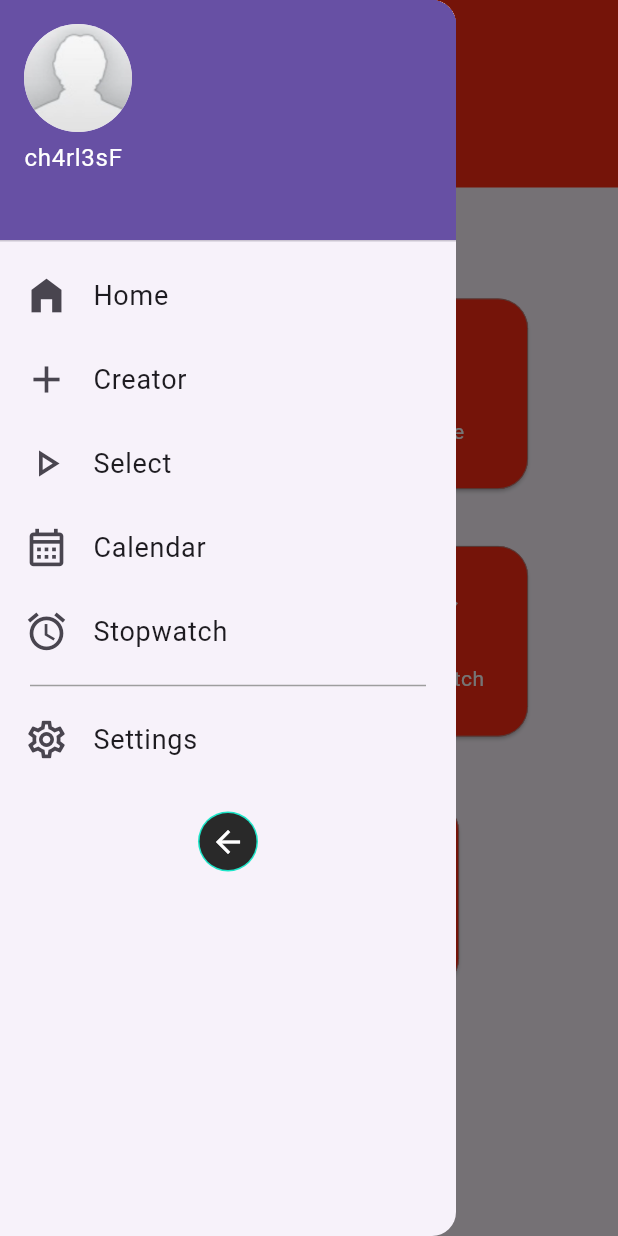
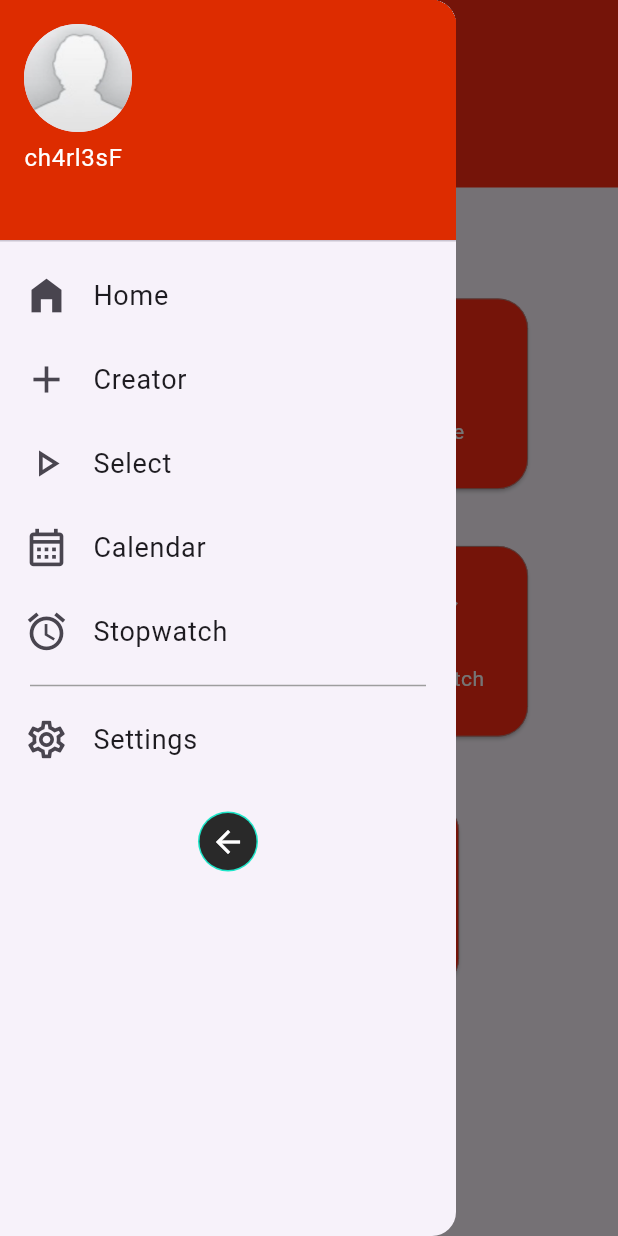
Before and after one commit to ch4rl3sF/BurnBoss, a Flutter app: the screen it shows once a user with an empty profile is signed in, with the side drawer open, on a phone screen of 412 x 824 dp. Run offline on Flutter 3.47's test engine with Material 2 defaults, Android fonts, the phone set to English and light mode, and no system bars; our stand-ins replace cloud_firestore, firebase_auth, firebase_core, flutter_spinkit; accounts and stored records are empty.

Commit message:
Fixed the duplicate primary and secondary colors, and the primary color for dark mode

```diff
--- a/lib/screens/NavDrawer.dart
+++ b/lib/screens/NavDrawer.dart
@@ -1,4 +1,5 @@
 import 'package:burnboss/models/user.dart';
+import 'package:burnboss/theme/theme_constants.dart';
 import 'package:firebase_auth/firebase_auth.dart';
 import 'package:flutter/material.dart';
 import 'package:burnboss/services/auth.dart';
@@ -8,20 +9,25 @@ class NavDrawerWidget extends StatelessWidget {
 
   @override
   Widget build(BuildContext context) {
+    // Access the current theme
+    ThemeData theme = Theme.of(context);
+
+    // Determine if the theme is light
+    bool isLightTheme = theme.brightness == Brightness.light;
+
     var email = FirebaseAuth.instance.currentUser!.email.toString();
     return Drawer(
-      // backgroundColor: Color(0xff121212),
       child: ListView(
         children: [
           UserAccountsDrawerHeader(
-            // decoration: BoxDecoration(color: Color(0xff292929)),
+            decoration: BoxDecoration(color: isLightTheme? COLOR_SECONDARY : DARK_COLOR_PRIMARY),
             accountName: Text(
               'ch4rl3sF',
-              style: TextStyle(color: Colors.white),
+              style: TextStyle(color: isLightTheme? Colors.white : Colors.black),
             ),
             accountEmail: Text(
               email,
-              style: TextStyle(color: Colors.white),
+              style: TextStyle(color: isLightTheme? Colors.white : Colors.black),
             ),
             currentAccountPicture: CircleAvatar(
               backgroundImage: AssetImage('assets/images/defaultProfilePicture.png'),
--- a/lib/theme/theme_constants.dart
+++ b/lib/theme/theme_constants.dart
@@ -1,15 +1,15 @@
 import 'package:flutter/material.dart';
 
 const COLOR_PRIMARY = Color(0xffFF2c14);
-const COLOR_SECONDARY = Color(0xffFF2c14);
-const DARK_COLOR_PRIMARY = Color(0xff1DE6C9);
+const COLOR_SECONDARY = Color(0xffDD2C00);
+const DARK_COLOR_PRIMARY = Color(0xff14e7ff);
 
 ThemeData lightTheme = ThemeData(
   brightness: Brightness.light,
   primaryColor: COLOR_PRIMARY,
   useMaterial3: true,
-  appBarTheme: const AppBarTheme(color: COLOR_SECONDARY),
-  cardTheme: CardTheme(color: COLOR_SECONDARY),
+  appBarTheme: const AppBarTheme(color: COLOR_PRIMARY),
+  cardTheme: CardTheme(color: COLOR_PRIMARY),
   iconTheme: IconThemeData(color: Colors.black),
   tabBarTheme:
       TabBarTheme(labelColor: Colors.black, unselectedLabelColor: Colors.white),
```
